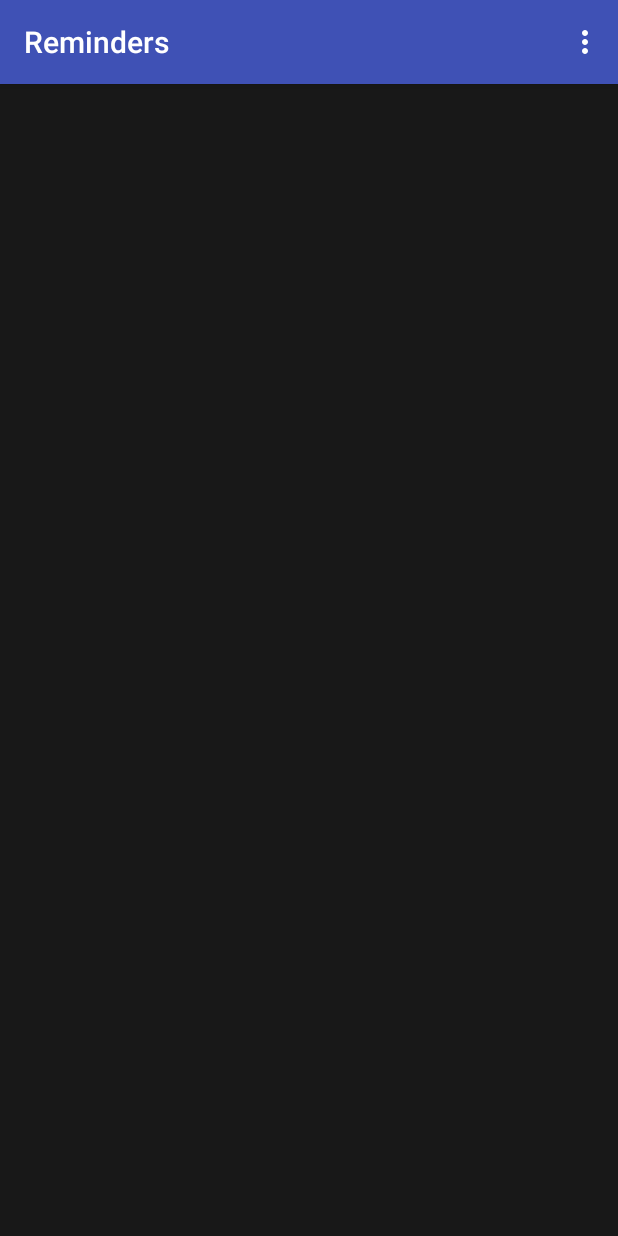
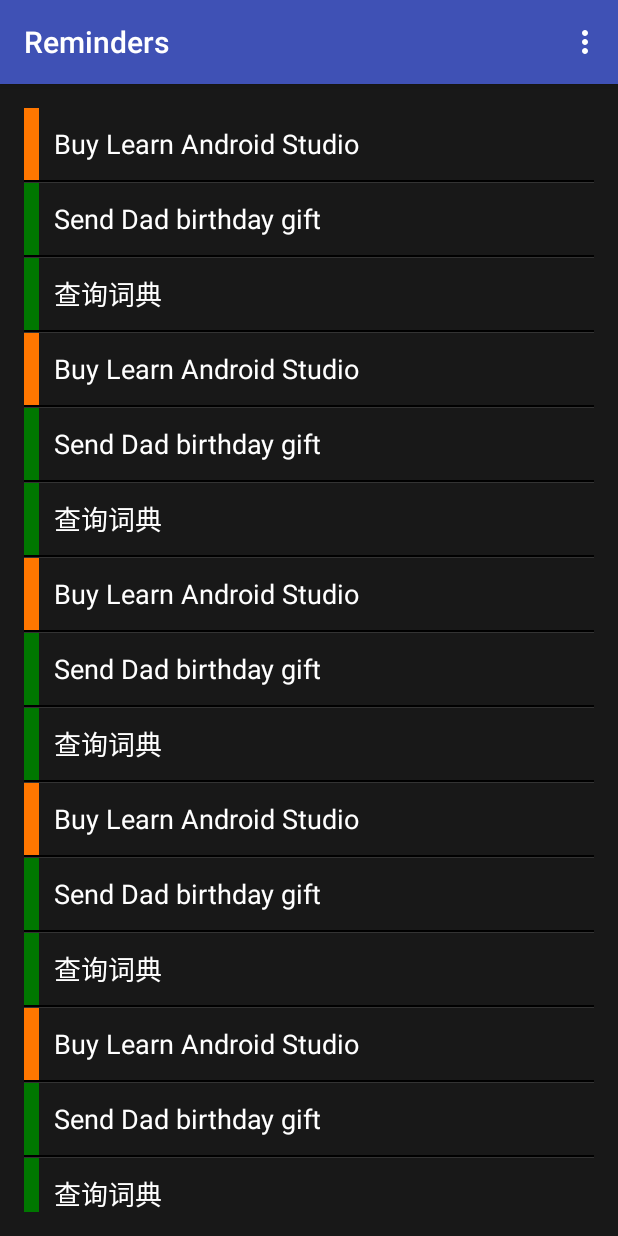
Before and after one commit to jetan9/Reminder, an Android app: the screen it shows after launch (RemindersActivity), on a phone screen of 412 x 824 dp. Run offline under Robolectric (Android 15) with nearby library versions, the phone set to English and light mode, and no system bars.

Commit message:
Adds example reminders.

```diff
--- a/app/src/main/java/com/jetan/www/reminders/RemindersActivity.java
+++ b/app/src/main/java/com/jetan/www/reminders/RemindersActivity.java
@@ -23,6 +23,10 @@ public class RemindersActivity extends AppCompatActivity {
         mListView.setDivider(null);
         dbAdapter = new RemindersDbAdapter(this);
         dbAdapter.open();
+        if (savedInstanceState == null) {
+            dbAdapter.deleteAllReminders();
+            insertSomeReminders();
+        }
 
         Cursor cursor = dbAdapter.fetchAllReminders();
 
@@ -38,6 +42,14 @@ public class RemindersActivity extends AppCompatActivity {
                 0);
 
         mListView.setAdapter(cursorAdapter);
+    }
+
+    private void insertSomeReminders() {
+        for (int i = 0; i < 5; i++) {
+            dbAdapter.createReminder("Buy Learn Android Studio", true);
+            dbAdapter.createReminder("Send Dad birthday gift", false);
+            dbAdapter.createReminder("查询词典", false);
+        }
     }
 
     @Override
```
